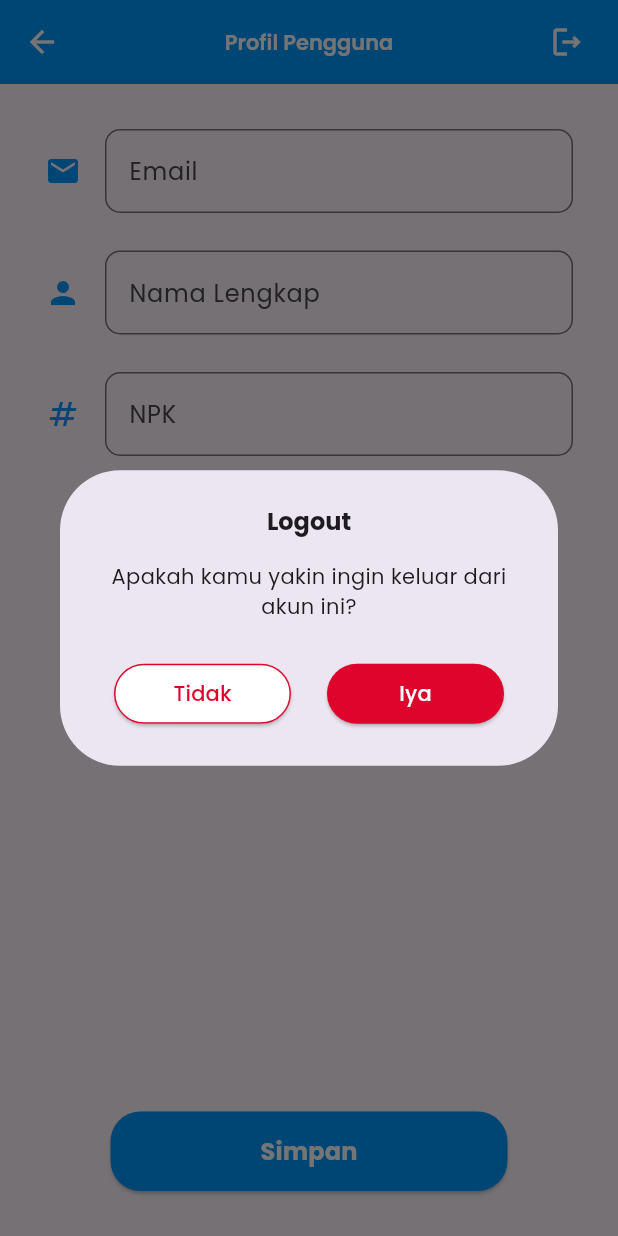
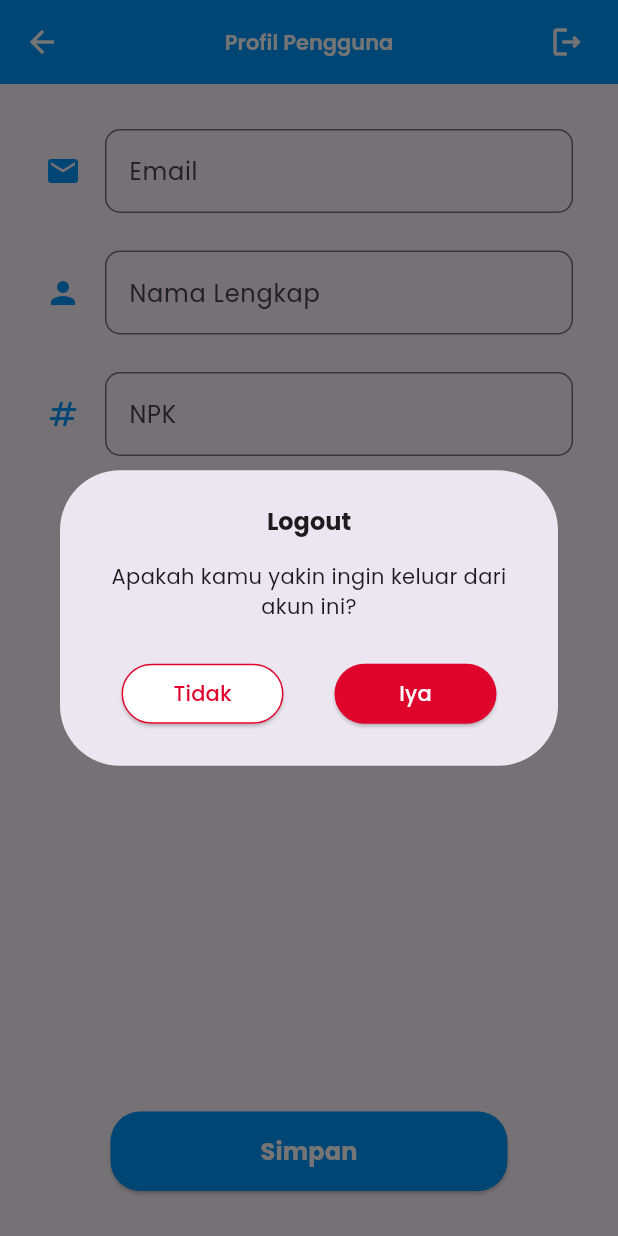
Before and after one commit to RizkyFirman00/User-Painting-Tools, a Flutter app: the ProfileAdmin screen opened directly, after a tap on the "logout" icon, on a phone screen of 412 x 824 dp. Run offline on Flutter 3.47's test engine with Material 3 defaults, Android fonts, the phone set to English and light mode, and no system bars; our stand-ins replace cloud_firestore, firebase_auth, firebase_core, get, google_fonts, persistent_bottom_nav_bar and 1 more; missing offline and left inert: simple_logger; accounts and stored records are empty.

Commit message:
Fix feedback

```diff
--- a/lib/view/widgets/confirmation_box.dart
+++ b/lib/view/widgets/confirmation_box.dart
@@ -54,9 +54,9 @@ class _ConfirmationBoxState extends State<ConfirmationBox> {
       ),
       content: _isLoading
           ? SizedBox(
-          height: 80,
-          width: 80,
-          child: Center(child: CircularProgressIndicator()))
+              height: 80,
+              width: 150,
+              child: Center(child: CircularProgressIndicator()))
           : Column(
               mainAxisSize: MainAxisSize.min,
               children: [
@@ -85,7 +85,7 @@ class _ConfirmationBoxState extends State<ConfirmationBox> {
                 ),
               ),
               child: SizedBox(
-                width: 70,
+                width: 60,
                 child: Center(
                   child: Text(
                     widget.textCancel,
@@ -105,7 +105,7 @@ class _ConfirmationBoxState extends State<ConfirmationBox> {
                 ),
               ),
               child: SizedBox(
-                  width: 70, child: Center(child: Text(widget.textConfirm))),
+                  width: 60, child: Center(child: Text(widget.textConfirm))),
             ),
           ],
         ),
```
Also changed, not shown: lib/models/view model/users_provider.dart (+19 -19 lines), lib/view/pages/admin/add_users_admin.dart (+10 -5 lines), lib/view/widgets/admin/users_page.dart (+6 -4 lines).
